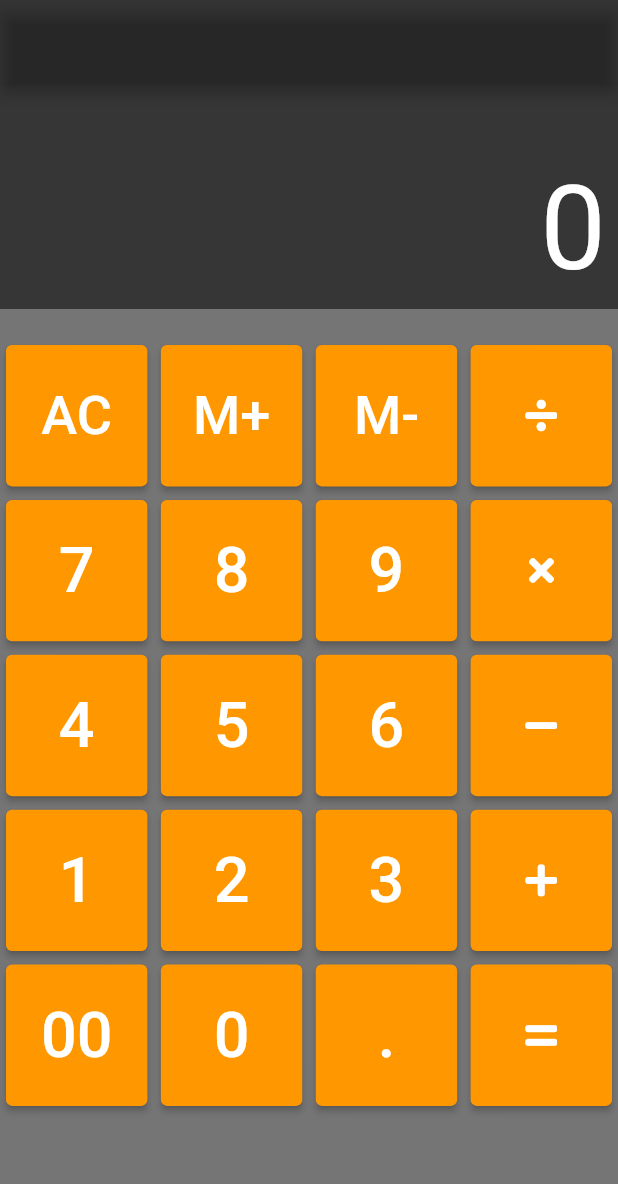
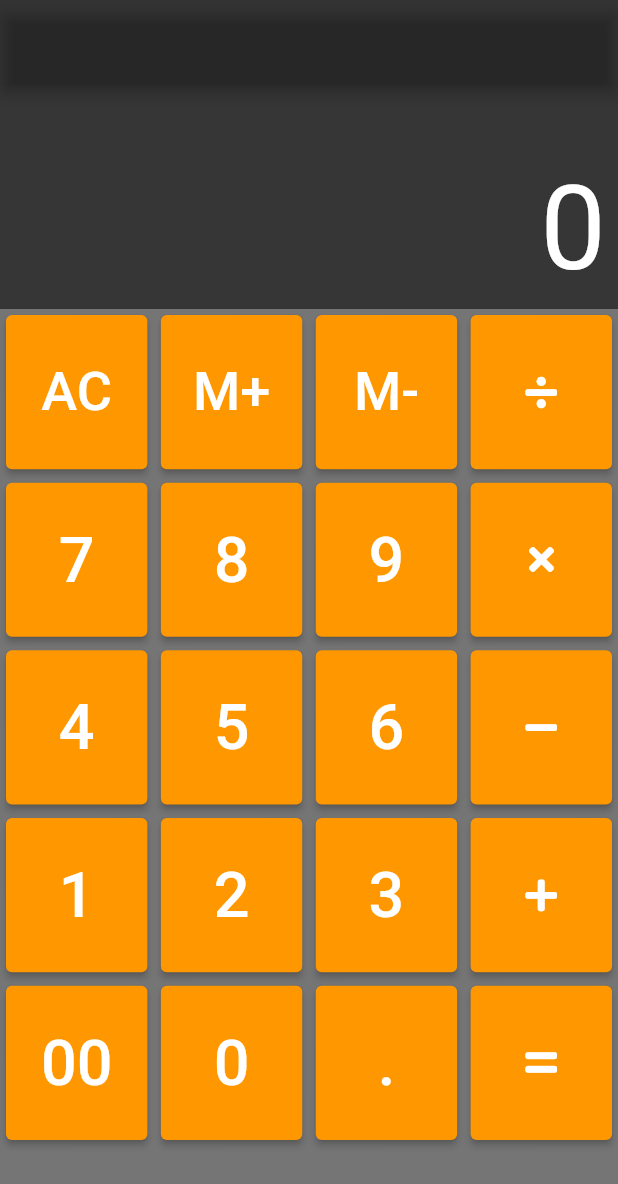
Before and after one commit to devneko94/simple_calc, a Flutter app: the screen it shows after launch, on a phone screen of 412 x 824 dp. Shown: the top 1184 px of the screen. Run offline on Flutter 3.47's test engine with Material 2 defaults, Android fonts, the phone set to English and light mode, and no system bars; our stand-ins replace font_awesome_flutter.

Commit message:
20210609 UIサイズ調整

```diff
--- a/lib/main.dart
+++ b/lib/main.dart
@@ -22,7 +22,6 @@ class MyApp extends StatelessWidget {
             child: Column(
               children: [
                 TextFiled(),
-                SizedBox(height: 20),
                 Keyboard(),
               ],
             ),
--- a/lib/ui.dart
+++ b/lib/ui.dart
@@ -201,13 +201,17 @@ class TextFiled extends StatelessWidget {
 class Keyboard extends StatelessWidget {
   @override
   Widget build(BuildContext context) {
+    final Size _size = MediaQuery.of(context).size;
+    final double _itemHeight = (_size.height - kToolbarHeight - 24) / 5;
+    final double _itemWidth = _size.width / 3;
+
     return Expanded(
         child: GridView.count(
       physics: NeverScrollableScrollPhysics(),
       crossAxisCount: 4,
-      // childAspectRatio: 0.85,
       mainAxisSpacing: 1.0,
       crossAxisSpacing: 1.0,
+      childAspectRatio: _itemWidth / _itemHeight,
       children: [
         ClearButton(),
         TempButton('M+'),
```
